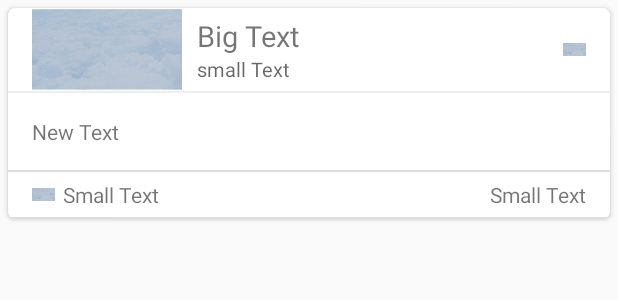
After one commit to sooyeon-go/Trip-recommendation-App, an Android app: the layout item_cardview.xml on its own in the app's theme, with its tools: preview values and no code run, on a phone screen of 412 x 824 dp. The commit adds this screen. Shown: the top 300 px of the screen. Run offline under Robolectric (Android 15) with nearby library versions, the phone set to English and light mode, and no system bars.

Commit message:
CardView Layout

```diff
--- a/Application/app/src/main/java/com/example/ssadola/BookmarkActivity.java
+++ b/Application/app/src/main/java/com/example/ssadola/BookmarkActivity.java
@@ -46,7 +46,7 @@ public class BookmarkActivity extends AppCompatActivity {
     private static final String TAG_THEME = "theme";
     private static final String TAG_ADDR = "addr";
     private static final String TAG_WOKR = "work_nm";
-
+    private static final String TAG_COUNT = "count";
 
     @Override
     protected void onCreate(Bundle savedInstanceState) {
@@ -59,7 +59,7 @@ public class BookmarkActivity extends AppCompatActivity {
         rv.setHasFixedSize(true);
         rv.setLayoutManager(mLinearLayoutManager);
         arrayList = GetLoginData();
-        test = findViewById(R.id.ttt);
+
         if(arrayList == null){
             Toast.makeText(BookmarkActivity.this,"로그인 먼저 해주세요",Toast.LENGTH_LONG).show();
             Intent login = new Intent(BookmarkActivity.this,LoginActivity.class);
@@ -124,6 +124,7 @@ public class BookmarkActivity extends AppCompatActivity {
                         hashMap.put(TAG_THEME,i_theme);
                         hashMap.put(TAG_ADDR,i_addr);
                         hashMap.put(TAG_WOKR,i_worknm);
+                        hashMap.put(TAG_COUNT,Integer.toString(i+1));
 
                         BookmarkList.add(hashMap);
                     }
@@ -177,7 +178,6 @@ public class BookmarkActivity extends AppCompatActivity {
                 // Read Server Response
                 while ((line = reader.readLine()) != null) {
                     sb.append(line);
-                    break;
                 }
                 reader.close();
                 return sb.toString();
--- /dev/null
+++ b/Application/app/src/main/res/layout/item_cardview.xml
@@ -0,0 +1,152 @@
+<?xml version="1.0" encoding="utf-8"?>
+<androidx.cardview.widget.CardView
+    xmlns:android="http://schemas.android.com/apk/res/android"
+    xmlns:card_view="http://schemas.android.com/apk/res-auto"
+    android:id="@+id/cardview"
+    android:layout_height="wrap_content"
+    android:layout_margin="5dp"
+    android:layout_width="match_parent"
+    card_view:cardCornerRadius="5dp">
+
+    <LinearLayout
+        android:orientation="vertical"
+        android:layout_width="match_parent"
+        android:layout_height="match_parent">
+
+        <LinearLayout
+            android:orientation="vertical"
+            android:layout_width="match_parent"
+            android:layout_height="match_parent"
+            android:background="#eee">
+
+            <RelativeLayout
+                android:layout_width="match_parent"
+                android:layout_height="55dp"
+                android:paddingLeft="16dp"
+                android:paddingRight="16dp"
+                android:background="#fff"
+                android:layout_marginBottom="1dp">
+
+                <ImageView
+                    android:layout_width="100dp"
+                    android:layout_height="match_parent"
+                    android:id="@+id/imageView"
+                    android:layout_centerVertical="true"
+                    android:src="@drawable/bg" />
+
+                <LinearLayout
+                    android:orientation="vertical"
+                    android:layout_width="match_parent"
+                    android:layout_height="wrap_content"
+                    android:layout_centerVertical="true"
+                    android:layout_toRightOf="@+id/imageView"
+                    android:layout_toLeftOf="@+id/imageView2"
+                    android:layout_marginLeft="10dp"
+                    android:layout_marginRight="10dp">
+                    <TextView
+                        android:layout_width="wrap_content"
+                        android:layout_height="wrap_content"
+                        android:textAppearance="?android:attr/textAppearanceSmall"
+                        android:text="Big Text"
+                        android:id="@+id/tv_title"
+                        android:textSize="19dp" />
+                    <TextView
+                        android:layout_width="wrap_content"
+                        android:layout_height="wrap_content"
+                        android:textAppearance="?android:attr/textAppearanceMedium"
+                        android:text="small Text"
+                        android:id="@+id/tv_theme"
+                        android:textSize="13dp" />
+
+
+                </LinearLayout>
+
+                <ImageView
+                    android:layout_width="15dp"
+                    android:layout_height="18dp"
+                    android:id="@+id/imageView2"
+                    android:src="@drawable/bg"
+                    android:layout_centerVertical="true"
+                    android:layout_alignParentRight="true" />
+
+            </RelativeLayout>
+        </LinearLayout>
+
+        <RelativeLayout
+            android:layout_width="match_parent"
+            android:layout_height="wrap_content"
+            android:id="@+id/rl_image">
+
+            <ImageView
+                android:layout_width="fill_parent"
+                android:layout_height="wrap_content"
+                android:id="@+id/iv_image" />
+        </RelativeLayout>
+
+        <LinearLayout
+            android:orientation="vertical"
+            android:layout_width="match_parent"
+            android:layout_height="match_parent"
+            android:background="#ddd">
+
+            <RelativeLayout
+                android:layout_width="match_parent"
+                android:layout_height="match_parent"
+                android:padding="16dp"
+                android:background="#fff"
+                android:layout_marginBottom="1dp">
+
+                <TextView
+                    android:layout_width="wrap_content"
+                    android:layout_height="wrap_content"
+                    android:text="New Text"
+                    android:id="@+id/tv_address" />
+            </RelativeLayout>
+        </LinearLayout>
+
+        <LinearLayout
+            android:orientation="horizontal"
+            android:layout_width="match_parent"
+            android:layout_height="match_parent"
+            android:background="#ddd">
+
+            <RelativeLayout
+                android:layout_width="match_parent"
+                android:layout_height="30dp"
+                android:background="#fff"
+                android:layout_marginBottom="1dp"
+                android:paddingLeft="16dp"
+                android:paddingRight="16dp">
+
+                <ImageView
+                    android:layout_width="15dp"
+                    android:layout_height="15dp"
+                    android:id="@+id/imageView3"
+                    android:layout_centerVertical="true"
+                    android:src="@drawable/bg" />
+
+                <TextView
+                    android:layout_width="wrap_content"
+                    android:layout_height="wrap_content"
+                    android:textAppearance="?android:attr/textAppearanceSmall"
+                    android:text="Small Text"
+                    android:id="@+id/tv_count"
+                    android:layout_toRightOf="@+id/imageView3"
+                    android:layout_centerVertical="true"
+                    android:layout_marginLeft="5dp" />
+
+                <TextView
+                    android:layout_width="wrap_content"
+                    android:layout_height="wrap_content"
+                    android:textAppearance="?android:attr/textAppearanceSmall"
+                    android:text="Small Text"
+                    android:id="@+id/tv_writer"
+                    android:layout_alignParentRight="true"
+                    android:layout_centerVertical="true" />
+            </RelativeLayout>
+        </LinearLayout>
+
+    </LinearLayout>
+
+
+</androidx.cardview.widget.CardView>
```
Also changed, not shown: Application/app/src/main/java/com/example/ssadola/Item.java (added, +18 -0 lines), Application/app/src/main/java/com/example/ssadola/MyCardView.java (added, +86 -0 lines), Application/app/src/main/java/com/example/ssadola/RecyclerAdapter.java (added, +103 -0 lines), Application/app/src/main/res/drawable-v24/border_layout.xml (added, +14 -0 lines), Application/app/src/main/res/layout/activity_bookmark.xml (+6 -4 lines), Application/app/src/main/res/drawable-v24/pinpoint.png (added).
